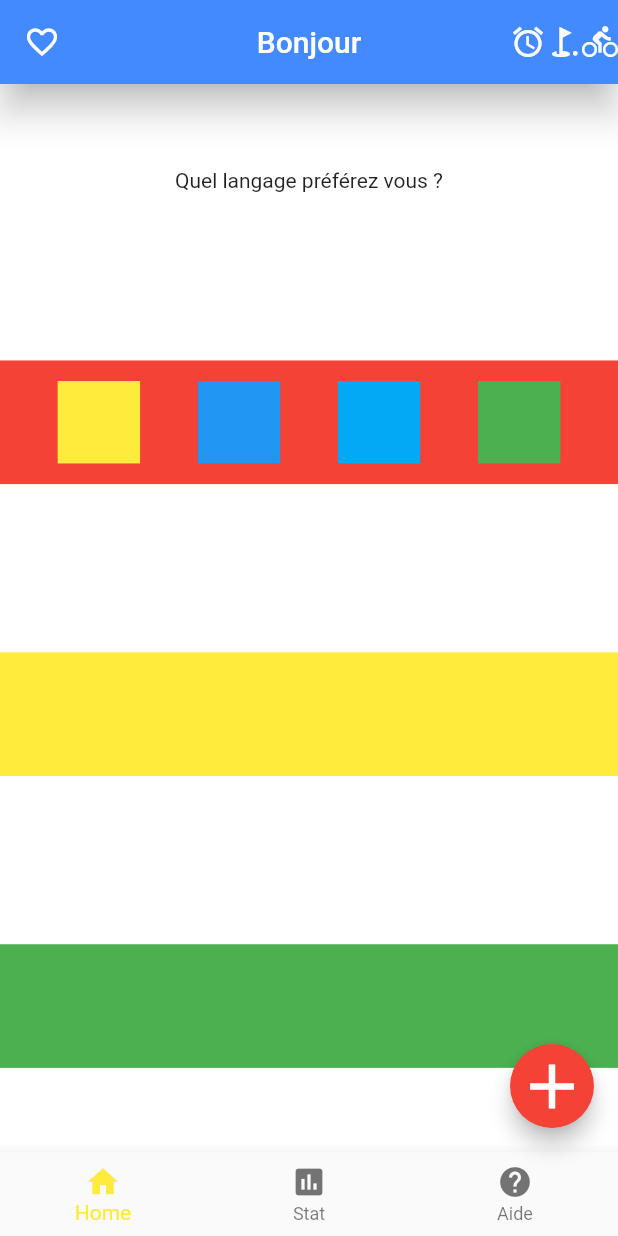
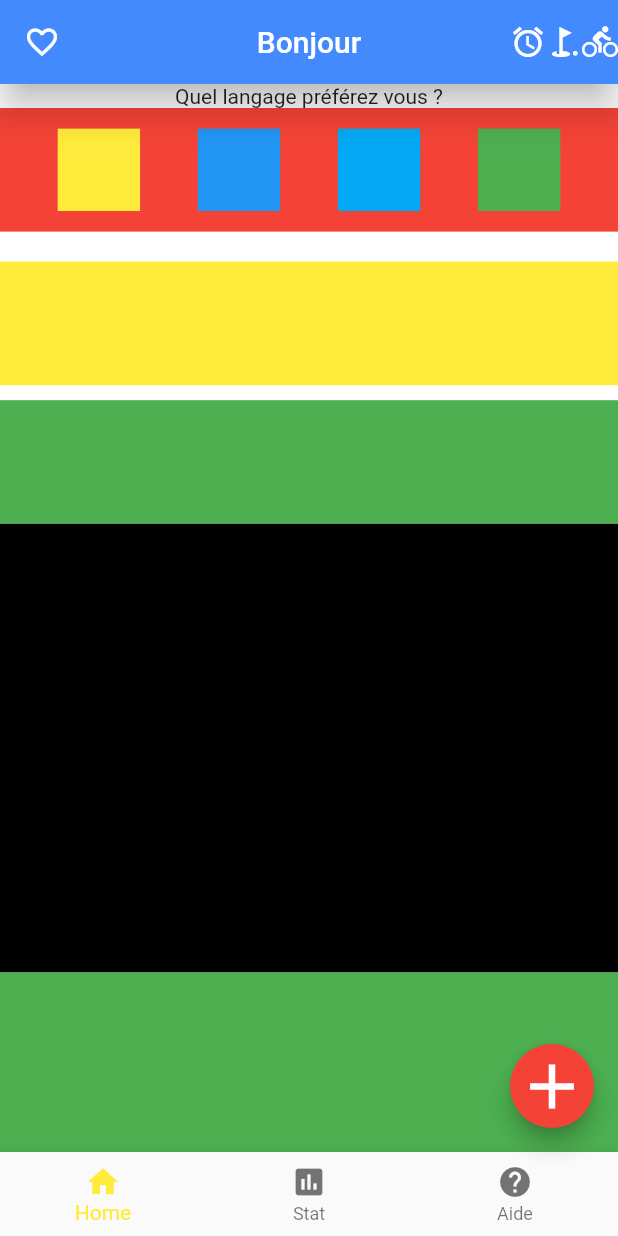
Before and after one commit to fabienlierville/di20-flutter-01widget, a Flutter app: the screen it shows after launch, on a phone screen of 412 x 824 dp. Run offline on Flutter 3.47's test engine with Material 2 defaults, Android fonts, the phone set to English and light mode, and no system bars.

Commit message:
Initial Commit

```diff
--- a/lib/Pages/home_page.dart
+++ b/lib/Pages/home_page.dart
@@ -79,8 +79,19 @@ class _HomePageState extends State<HomePage> {
                 ],
               ),
             ),
-            Container(color: Colors.yellow,height: size.height/10,),
+            Padding(
+              padding: EdgeInsets.only(top: 20, bottom: 10),
+              child: Container(color: Colors.yellow,height: size.height/10,),
+            ),
             Container(color: Colors.green,height: size.height/10,),
+            Expanded(
+              flex: 10,
+                child: Container(color: Colors.black)
+            ),
+            Expanded(
+              flex: 4,
+                child: Container(color: Colors.green)
+            ),
           ],
         ),
       )
```
